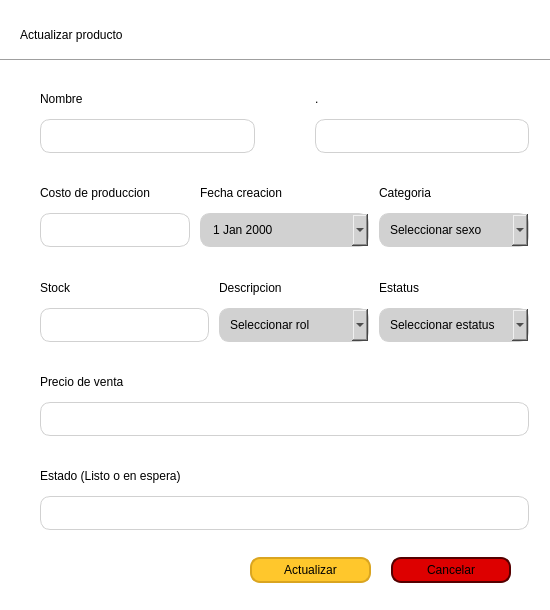
First picture: the form in src/views/form_update_user.ui, repository Eddys912/pymexpro, before the edit.
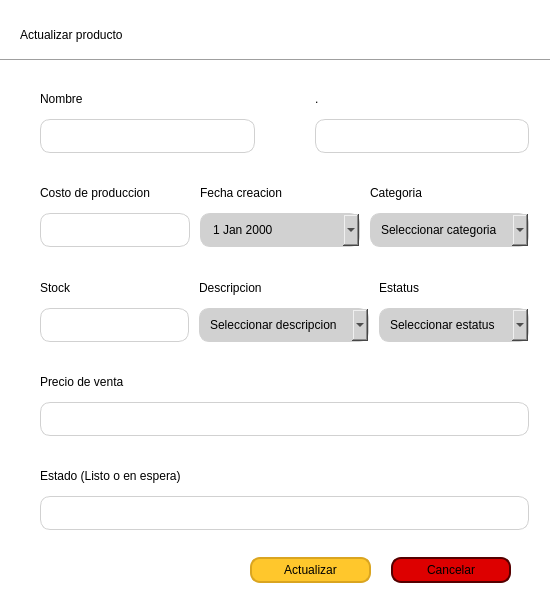
Second picture: the form after the edit.

What changed in the file:
```diff
--- a/src/views/form_update_user.ui
+++ b/src/views/form_update_user.ui
@@ -290,7 +290,7 @@
           </property>
           <property name="minimumDateTime">
            <datetime>
-            <hour>6</hour>
+            <hour>12</hour>
             <minute>0</minute>
             <second>0</second>
             <year>1800</year>
@@ -342,7 +342,7 @@
            <string/>
           </property>
           <property name="placeholderText">
-           <string>Seleccionar sexo</string>
+           <string>Seleccionar categoria</string>
           </property>
           <item>
            <property name="text">
@@ -419,7 +419,7 @@
            <cursorShape>PointingHandCursor</cursorShape>
           </property>
           <property name="placeholderText">
-           <string>Seleccionar rol</string>
+           <string>Seleccionar descripcion</string>
           </property>
           <item>
            <property name="text">
```
